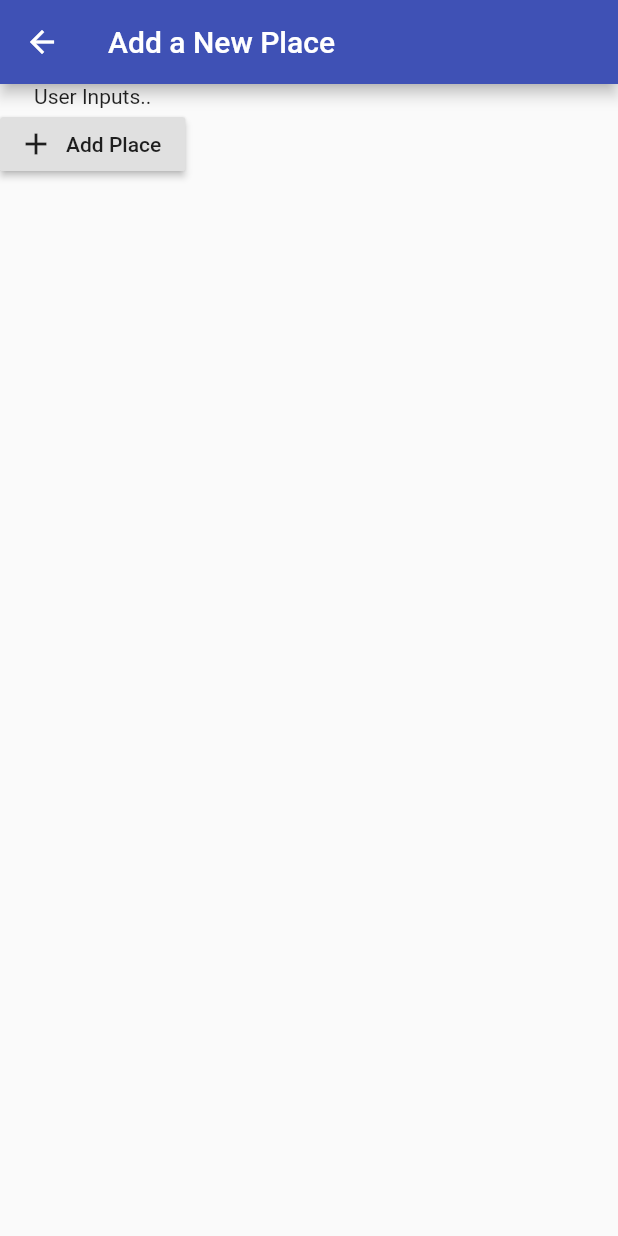
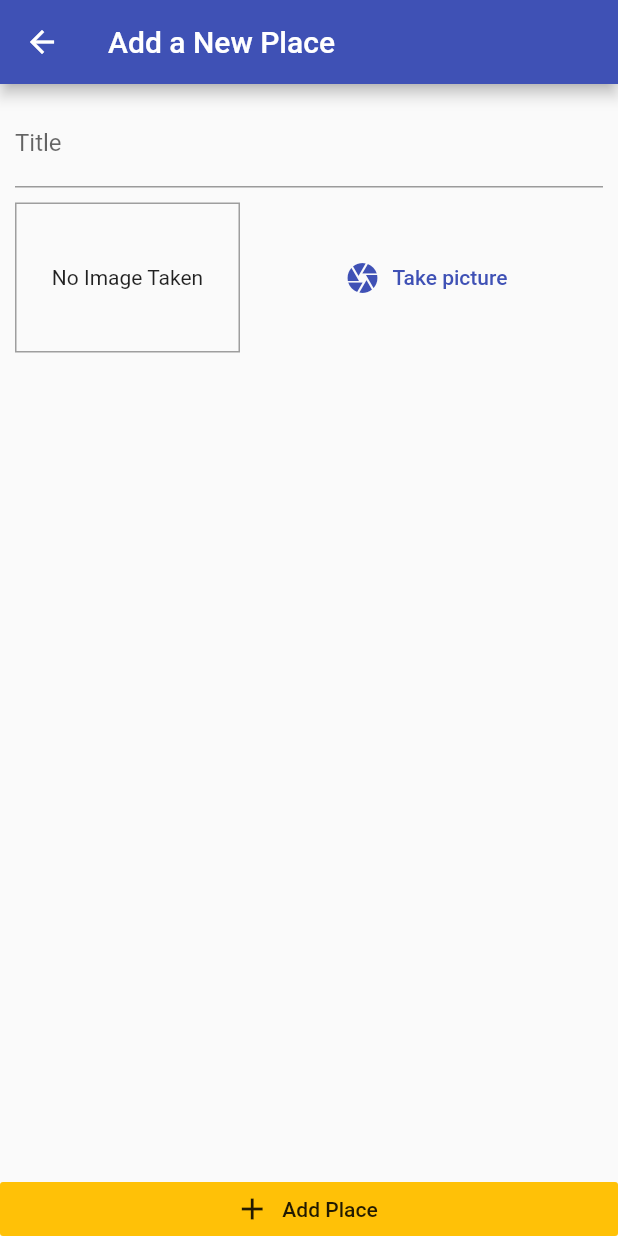
Before and after one commit to sazidansari9634/great_places, a Flutter app: the AddPlaceScreen screen opened by its route, on a phone screen of 412 x 824 dp. Run offline on Flutter 3.47's test engine with Material 2 defaults, Android fonts, the phone set to English and light mode, and no system bars.

Commit message:
296. Adding the "Add Place" Screen & An Image Input

```diff
--- a/lib/screens/add_place_screen.dart
+++ b/lib/screens/add_place_screen.dart
@@ -1,4 +1,5 @@
 import 'package:flutter/material.dart';
+import '../widgets/image_input.dart';
 
 class AddPlaceScreen extends StatefulWidget {
   static const routeName = '/add-place';
@@ -8,18 +9,43 @@ class AddPlaceScreen extends StatefulWidget {
 }
 
 class _AddPlaceScreenState extends State<AddPlaceScreen> {
+  final _titleController = TextEditingController();
   @override
   Widget build(BuildContext context) {
     return Scaffold(
       appBar: AppBar(
         title: Text('Add a New Place'),
       ),
-      body: Column(children: <Widget>[
-        Text('User Inputs..'),
+      body: Column(
+          // mainAxisAlignment: MainAxisAlignment.spaceBetween,
+          crossAxisAlignment: CrossAxisAlignment.stretch,
+          children: <Widget>[
+            Expanded(
+              child: SingleChildScrollView(
+                child: Padding(
+                  padding: EdgeInsets.all(10),
+                  child: Column(
+                    children: <Widget>[
+                      TextField(
+                        decoration: InputDecoration(labelText: 'Title'),
+                        controller: _titleController,
+                      ),
+                      SizedBox(
+                        height: 10,
+                      ),
+                      ImageInput(),
+                    ],
+                  ),
+                ),
+              ),
+            ),
             RaisedButton.icon(
               icon: Icon(Icons.add),
               label: Text('Add Place'),
               onPressed: () {},
+              elevation: 0,
+              materialTapTargetSize: MaterialTapTargetSize.shrinkWrap,
+              color: Theme.of(context).accentColor,
             ),
           ]),
     );
--- /dev/null
+++ b/lib/widgets/image_input.dart
@@ -0,0 +1,48 @@
+import 'dart:io';
+import 'package:flutter/material.dart';
+
+class ImageInput extends StatefulWidget {
+  @override
+  State<ImageInput> createState() => _ImageInputState();
+}
+
+class _ImageInputState extends State<ImageInput> {
+  File? _storedImage;
+
+  @override
+  Widget build(BuildContext context) {
+    return Row(
+      children: <Widget>[
+        Container(
+          width: 150,
+          height: 100,
+          decoration: BoxDecoration(
+            border: Border.all(width: 1, color: Colors.grey),
+          ),
+          child: _storedImage != null
+              ? Image.file(
+                  _storedImage!,
+                  fit: BoxFit.cover,
+                  width: double.infinity,
+                )
+              : Text(
+                  'No Image Taken',
+                  textAlign: TextAlign.center,
+                ),
+          alignment: Alignment.center,
+        ),
+        SizedBox(
+          width: 10,
+        ),
+        Expanded(
+          child: FlatButton.icon(
+            icon: Icon(Icons.camera),
+            label: Text('Take picture'),
+            textColor: Theme.of(context).primaryColor,
+            onPressed: () {},
+          ),
+        ),
+      ],
+    );
+  }
+}
```
Lines whose indentation alone changed are shown as unchanged.
